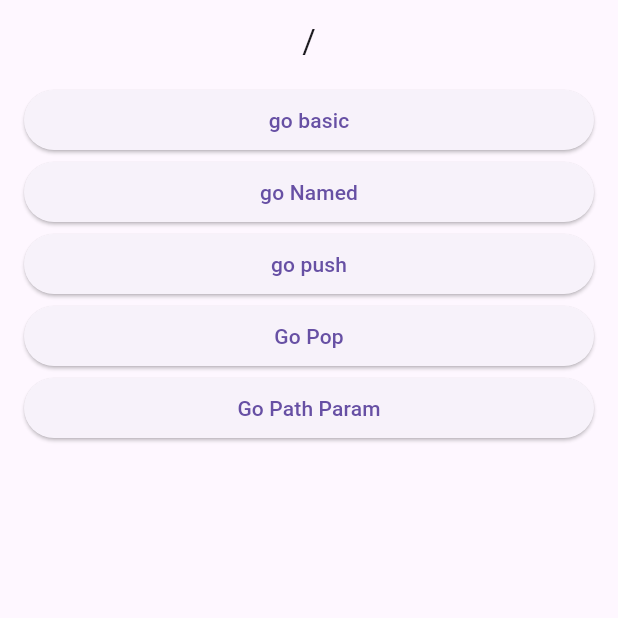
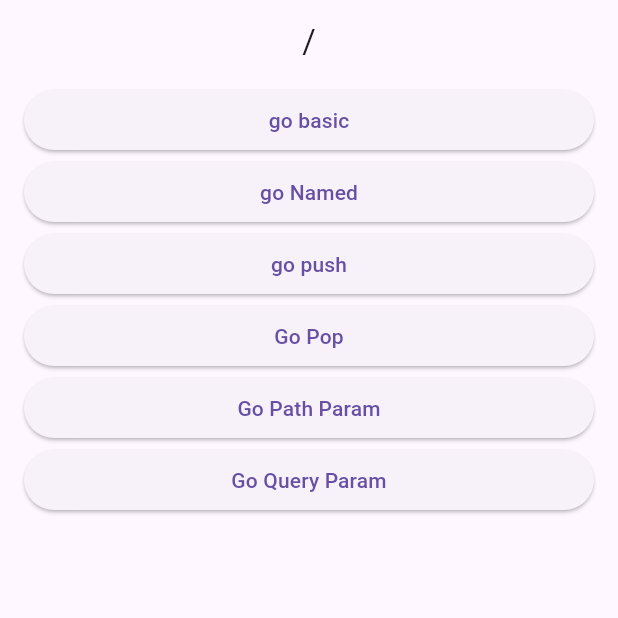
Before and after one commit to labyrinth30/flutter-go-router, a Flutter app: the screen it shows after launch, on a phone screen of 412 x 824 dp, the top half of it. Run offline on Flutter 3.47's test engine with Material 3 defaults, Android fonts, the phone set to English and light mode, and no system bars; our stand-ins replace go_router.

Commit message:
Query Parameter

```diff
--- a/lib/route/router.dart
+++ b/lib/route/router.dart
@@ -4,6 +4,7 @@ import 'package:flutter_go_router/screens/3_push_screen.dart';
 import 'package:flutter_go_router/screens/4_pop_base_screen.dart';
 import 'package:flutter_go_router/screens/5_pop_return_screen.dart';
 import 'package:flutter_go_router/screens/6_path_param_screen.dart';
+import 'package:flutter_go_router/screens/7_query_param_screen.dart';
 import 'package:flutter_go_router/screens/root_screen.dart';
 import 'package:go_router/go_router.dart';
 
@@ -60,6 +61,10 @@ final router = GoRouter(
             ),
           ],
         ),
+        GoRoute(
+          path: 'query_param',
+          builder: (context, state) => const QueryParameterScreen(),
+        ),
       ],
     ),
   ],
--- a/lib/screens/root_screen.dart
+++ b/lib/screens/root_screen.dart
@@ -40,6 +40,11 @@ class RootScreen extends StatelessWidget {
             // goNamed는 GoRoute의 name을 기준으로 라우팅함
             onPressed: () => context.go('/path_param/456'),
           ),
+          CustomButton(
+            text: 'Go Query Param',
+            // goNamed는 GoRoute의 name을 기준으로 라우팅함
+            onPressed: () => context.go('/query_param'),
+          ),
         ],
       ),
     );
```
Also changed, not shown: lib/screens/7_query_param_screen.dart (added, +39 -0 lines), pubspec.lock.
